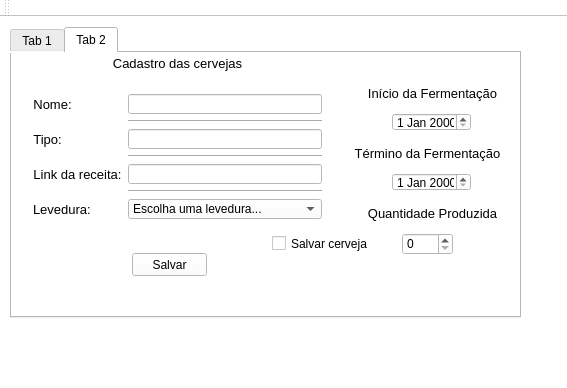
Qt form mainwindow.ui (calebeof/ThermoBeer) before a commit.
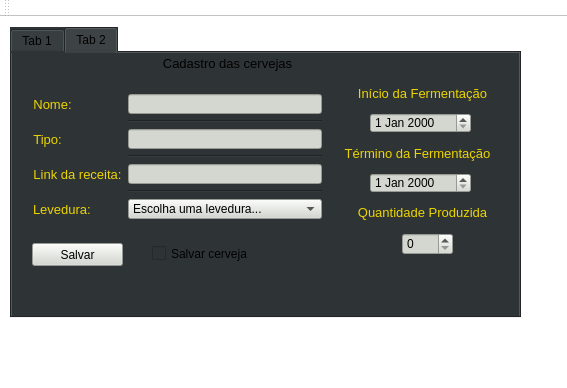
The same form after that commit. The open tabs and pages were chosen to show the change. Icons and pictures are not drawn.

Patch:
```diff
--- a/mainwindow.ui
+++ b/mainwindow.ui
@@ -45,6 +45,9 @@
       <height>291</height>
      </rect>
     </property>
+    <property name="styleSheet">
+     <string notr="true">background-color: rgb(46, 52, 54);</string>
+    </property>
     <property name="currentIndex">
      <number>0</number>
     </property>
@@ -252,6 +255,9 @@
            <pointsize>10</pointsize>
           </font>
          </property>
+         <property name="styleSheet">
+          <string notr="true">color: rgb(237, 212, 0);</string>
+         </property>
          <property name="text">
           <string>Nome:</string>
          </property>
@@ -261,7 +267,11 @@
         </widget>
        </item>
        <item row="0" column="1">
-        <widget class="QLineEdit" name="ledit_nome"/>
+        <widget class="QLineEdit" name="ledit_nome">
+         <property name="styleSheet">
+          <string notr="true">background-color: rgb(211, 215, 207);</string>
+         </property>
+        </widget>
        </item>
        <item row="2" column="0">
         <widget class="QLabel" name="lbcd_tipo">
@@ -270,6 +280,9 @@
            <pointsize>10</pointsize>
           </font>
          </property>
+         <property name="styleSheet">
+          <string notr="true">color: rgb(237, 212, 0);</string>
+         </property>
          <property name="text">
           <string>Tipo:</string>
          </property>
@@ -279,7 +292,11 @@
         </widget>
        </item>
        <item row="2" column="1">
-        <widget class="QLineEdit" name="ledit_tipo"/>
+        <widget class="QLineEdit" name="ledit_tipo">
+         <property name="styleSheet">
+          <string notr="true">background-color: rgb(211, 215, 207);</string>
+         </property>
+        </widget>
        </item>
        <item row="4" column="0">
         <widget class="QLabel" name="lbcd_link">
@@ -288,6 +305,9 @@
            <pointsize>10</pointsize>
           </font>
          </property>
+         <property name="styleSheet">
+          <string notr="true">color: rgb(237, 212, 0);</string>
+         </property>
          <property name="text">
           <string>Link da receita:</string>
          </property>
@@ -297,7 +317,11 @@
         </widget>
        </item>
        <item row="4" column="1">
-        <widget class="QLineEdit" name="ledit_link"/>
+        <widget class="QLineEdit" name="ledit_link">
+         <property name="styleSheet">
+          <string notr="true">background-color: rgb(211, 215, 207);</string>
+         </property>
+        </widget>
        </item>
        <item row="6" column="0">
         <widget class="QLabel" name="label">
@@ -306,6 +330,9 @@
            <pointsize>10</pointsize>
           </font>
          </property>
+         <property name="styleSheet">
+          <string notr="true">color: rgb(237, 212, 0);</string>
+         </property>
          <property name="text">
           <string>Levedura:</string>
          </property>
@@ -313,6 +340,10 @@
        </item>
        <item row="6" column="1">
         <widget class="QComboBox" name="lev_combo">
+         <property name="styleSheet">
+          <string notr="true">background-color: rgb(211, 215, 207);
+selection-background-color: rgb(245, 121, 0);</string>
+         </property>
          <item>
           <property name="text">
            <string>Escolha uma levedura...</string>
@@ -346,7 +377,7 @@
      <widget class="QLabel" name="label_2">
       <property name="geometry">
        <rect>
-        <x>30</x>
+        <x>80</x>
         <y>0</y>
         <width>271</width>
         <height>20</height>
@@ -370,17 +401,20 @@
      <widget class="QDateEdit" name="dedit_inicio">
       <property name="geometry">
        <rect>
-        <x>380</x>
+        <x>358</x>
         <y>60</y>
-        <width>79</width>
-        <height>18</height>
+        <width>101</width>
+        <height>20</height>
        </rect>
       </property>
+      <property name="styleSheet">
+       <string notr="true">background-color: rgb(211, 215, 207);</string>
+      </property>
      </widget>
      <widget class="QLabel" name="lb_iniferm">
       <property name="geometry">
        <rect>
-        <x>350</x>
+        <x>340</x>
         <y>30</y>
         <width>141</width>
         <height>20</height>
@@ -391,6 +425,9 @@
         <pointsize>10</pointsize>
        </font>
       </property>
+      <property name="styleSheet">
+       <string notr="true">color: rgb(237, 212, 0);</string>
+      </property>
       <property name="text">
        <string>Início da Fermentação</string>
       </property>
@@ -401,7 +438,7 @@
      <widget class="QLabel" name="lb_termferm">
       <property name="geometry">
        <rect>
-        <x>340</x>
+        <x>330</x>
         <y>90</y>
         <width>151</width>
         <height>20</height>
@@ -412,6 +449,9 @@
         <pointsize>10</pointsize>
        </font>
       </property>
+      <property name="styleSheet">
+       <string notr="true">color: rgb(237, 212, 0);</string>
+      </property>
       <property name="text">
        <string>Término da Fermentação</string>
       </property>
@@ -422,17 +462,20 @@
      <widget class="QDateEdit" name="dedit_termino">
       <property name="geometry">
        <rect>
-        <x>380</x>
+        <x>358</x>
         <y>120</y>
-        <width>79</width>
-        <height>18</height>
+        <width>101</width>
+        <height>20</height>
        </rect>
       </property>
+      <property name="styleSheet">
+       <string notr="true">background-color: rgb(211, 215, 207);</string>
+      </property>
      </widget>
      <widget class="QLabel" name="lb_qtd">
       <property name="geometry">
        <rect>
-        <x>350</x>
+        <x>340</x>
         <y>150</y>
         <width>141</width>
         <height>20</height>
@@ -444,7 +487,7 @@
        </font>
       </property>
       <property name="text">
-       <string>Quantidade Produzida</string>
+       <string>&lt;html&gt;&lt;head/&gt;&lt;body&gt;&lt;p&gt;&lt;span style=&quot; color:#edd400;&quot;&gt;Quantidade Produzida&lt;/span&gt;&lt;/p&gt;&lt;/body&gt;&lt;/html&gt;</string>
       </property>
       <property name="alignment">
        <set>Qt::AlignCenter</set>
@@ -459,12 +502,15 @@
         <height>22</height>
        </rect>
       </property>
+      <property name="styleSheet">
+       <string notr="true">background-color: rgb(211, 215, 207);</string>
+      </property>
      </widget>
      <widget class="QCheckBox" name="checkBox">
       <property name="geometry">
        <rect>
-        <x>260</x>
-        <y>180</y>
+        <x>140</x>
+        <y>190</y>
         <width>121</width>
         <height>21</height>
        </rect>
@@ -476,12 +522,15 @@
      <widget class="QPushButton" name="pushButton">
       <property name="geometry">
        <rect>
-        <x>120</x>
-        <y>200</y>
-        <width>75</width>
+        <x>20</x>
+        <y>190</y>
+        <width>91</width>
         <height>23</height>
        </rect>
       </property>
+      <property name="styleSheet">
+       <string notr="true">background-color: rgb(211, 215, 207);</string>
+      </property>
       <property name="text">
        <string>Salvar</string>
       </property>
```
Left out of the diff: 68 changed lines with no effect on the pictures.
